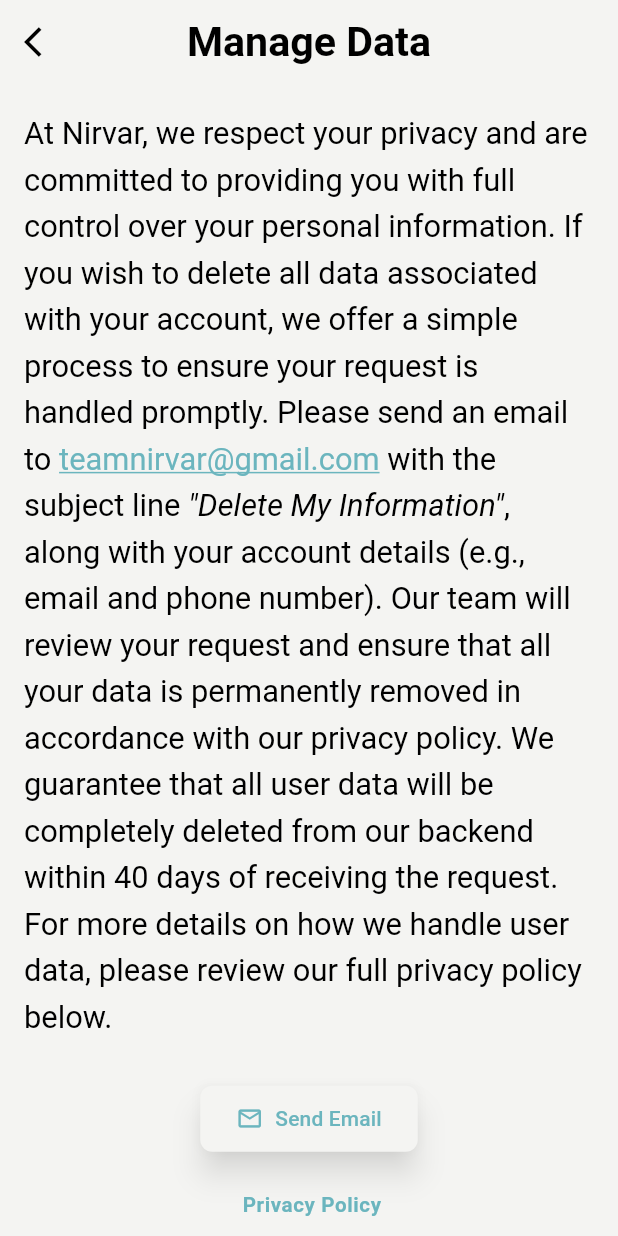
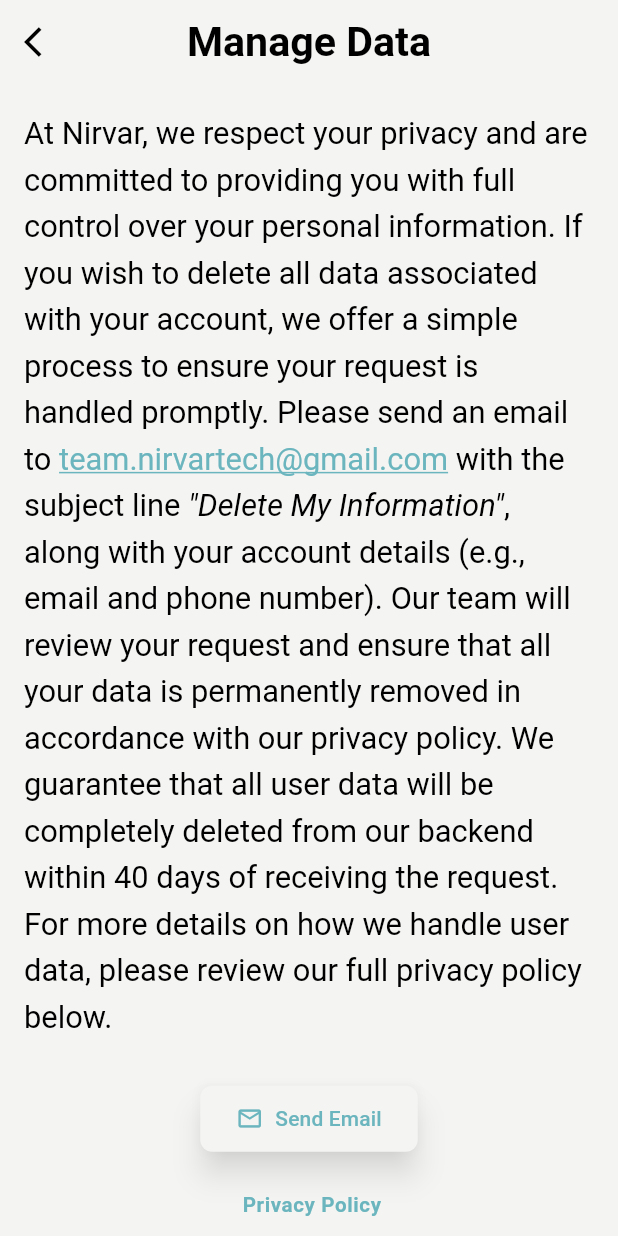
Before and after one commit to mehedidevs/nirvar, a Flutter app: the DeleteInformationScreen screen opened by its route, on a phone screen of 412 x 824 dp. Run offline on Flutter 3.47's test engine with Material 3 defaults, Android fonts, the phone set to English and light mode, and no system bars; our stand-ins replace another_flushbar, awesome_notifications, dartz, device_info_plus, dio, dotted_border and 22 more; missing offline and left inert: fl_downloader, google_mlkit_text_recognition, pdfx; accounts and stored records are empty; generated files the repository leaves out were written again.

```diff
--- a/lib/screens/auth/privacy_policy_screen.dart
+++ b/lib/screens/auth/privacy_policy_screen.dart
@@ -104,7 +104,7 @@ class PrivacyPolicyScreen extends StatelessWidget {
           ),
           _buildSectionTitle("12. Contact Us"),
           _buildSectionContent(
-            "If you have any questions, concerns, or feedback about this Privacy Policy or Nirvar’s data practices, please contact us at teamnirvar@gmail.com.\n\n"
+            "If you have any questions, concerns, or feedback about this Privacy Policy or Nirvar’s data practices, please contact us at team.nirvartech@gmail.com.\n\n"
                 "By using Nirvar, you acknowledge that you have read and understood this Privacy Policy and agree to the terms herein.\n",
           ),
         ],
--- a/lib/screens/main/profile/delete_information_screen.dart
+++ b/lib/screens/main/profile/delete_information_screen.dart
@@ -55,7 +55,7 @@ class DeleteInformationScreen extends StatelessWidget {
                     ),
                     children: [
                       TextSpan(
-                        text: 'teamnirvar@gmail.com',
+                        text: 'team.nirvartech@gmail.com', //need to change in here
                         style: TextStyle(
                           color: AppColors.primary,
                           // Highlighted color for the email
--- a/lib/screens/utils/helper.dart
+++ b/lib/screens/utils/helper.dart
@@ -142,7 +142,7 @@ void sendEmail(BuildContext context) async {
 
   final Uri emailLaunchUri = Uri(
     scheme: 'mailto',
-    path: 'teamnirvar@gmail.com',
+    path: 'team.nirvartech@gmail.com', //need to change in here
     query: encodeQueryParameters(<String, String>{
       'subject': 'Delete My Information',
       'body': 'Dear Nirvar Team,\n\n'
```
Also changed, not shown: firebase.json, lib/firebase_options.dart, 2 other files.
